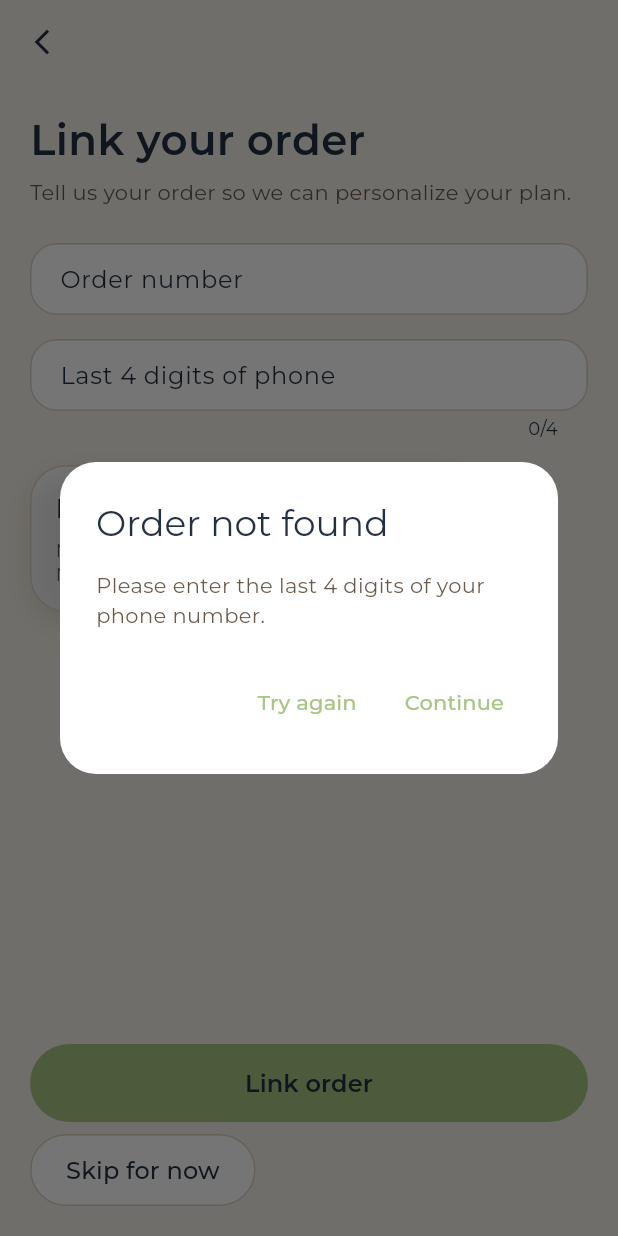
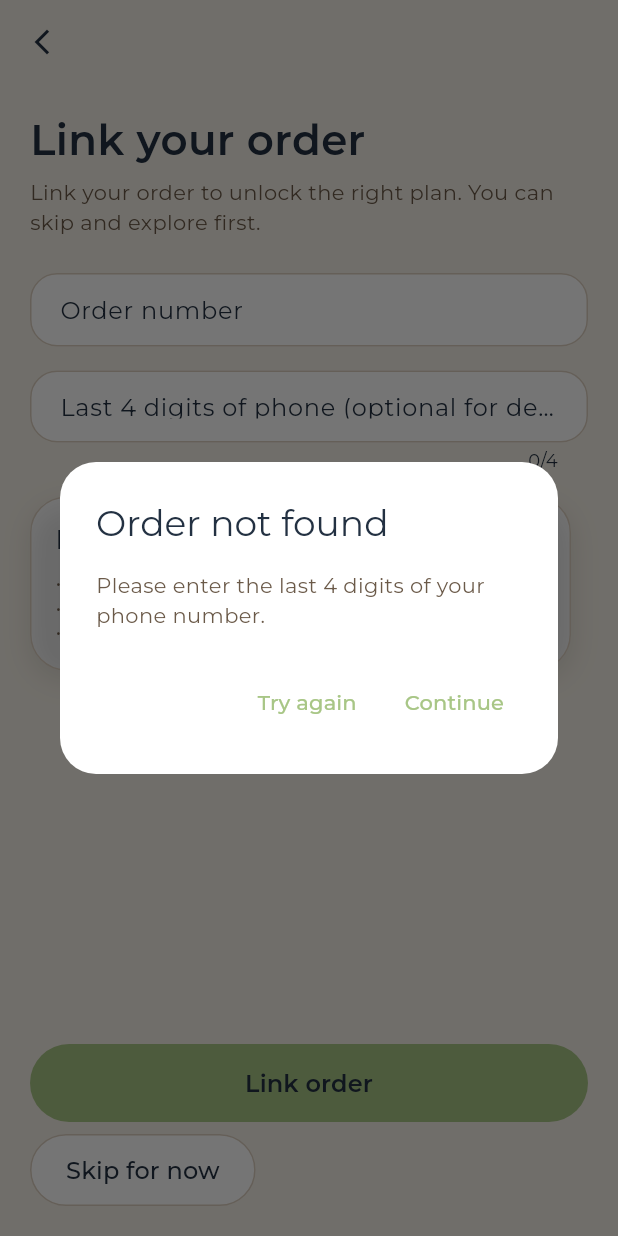
Before and after one commit to leejinping8972-svg/slimAPP, a Flutter app: the OrderLinkPage screen opened by its route, after a tap on "Link order", on a phone screen of 412 x 824 dp. Run offline on Flutter 3.47's test engine with Material 3 defaults, Android fonts, the phone set to English and light mode, and no system bars; our stand-ins replace fl_chart, flutter_riverpod, go_router; project files that could hold a hidden picture were left out.

Commit message:
Add order-link demo keywords and in-app Solar Protein purchase to 28-day plan.
Co-authored-by: Cursor <cursoragent@cursor.com>

```diff
--- a/mobile/lib/app/router.dart
+++ b/mobile/lib/app/router.dart
@@ -8,6 +8,7 @@ import '../../features/chat/chat_page.dart';
 import '../../features/collection/collection_page.dart';
 import '../../features/journey/journey_page.dart';
 import '../../features/onboarding/onboarding_page.dart';
+import '../../features/onboarding/plan_intro_page.dart';
 import '../../features/profile/profile_page.dart';
 import '../../features/profile/reminder_settings_page.dart';
 import '../../features/splash/splash_page.dart';
@@ -80,6 +81,11 @@ final routerProvider = Provider<GoRouter>((ref) {
         builder: (_, __) => const RegisterSuccessPage(),
       ),
       GoRoute(path: '/link-order', builder: (_, __) => const OrderLinkPage()),
+      GoRoute(
+        path: '/plan/intro',
+        parentNavigatorKey: _rootNavigatorKey,
+        builder: (_, __) => const PlanIntroPage(),
+      ),
       GoRoute(path: '/onboarding', builder: (_, __) => const OnboardingPage()),
       GoRoute(
         path: '/journey/report',
--- a/mobile/lib/features/auth/auth_flow_pages.dart
+++ b/mobile/lib/features/auth/auth_flow_pages.dart
@@ -242,6 +242,12 @@ class _OrderLinkPageState extends ConsumerState<OrderLinkPage> {
       _showFailureDialog(result.message);
       return;
     }
+    if (!mounted) return;
+    ScaffoldMessenger.of(context).showSnackBar(
+      SnackBar(
+        content: Text('Linked: ${result.productName}'),
+      ),
+    );
     final onboarded = ref.read(appStateProvider).profile.onboardingComplete;
     if (onboarded) {
       context.pop();
@@ -283,6 +289,16 @@ class _OrderLinkPageState extends ConsumerState<OrderLinkPage> {
     );
   }
 
+  void _skip() {
+    ref.read(appStateProvider.notifier).skipOrderLink();
+    final onboarded = ref.read(appStateProvider).profile.onboardingComplete;
+    if (onboarded) {
+      context.pop();
+    } else {
+      context.go('/onboarding');
+    }
+  }
+
   @override
   Widget build(BuildContext context) {
     return LdScaffold(
@@ -295,7 +311,7 @@ class _OrderLinkPageState extends ConsumerState<OrderLinkPage> {
             Text('Link your order', style: LuckdateTextStyles.h1),
             const SizedBox(height: LuckdateSpacing.sm),
             Text(
-              'Tell us your order so we can personalize your plan.',
+              'Link your order to unlock the right plan. You can skip and explore first.',
               style: LuckdateTextStyles.bodySmall,
             ),
             const SizedBox(height: LuckdateSpacing.xl),
@@ -303,7 +319,7 @@ class _OrderLinkPageState extends ConsumerState<OrderLinkPage> {
               controller: _orderController,
               decoration: const InputDecoration(
                 labelText: 'Order number',
-                hintText: 'ORD-2026-MEAL',
+                hintText: '代餐粉 / 其他',
               ),
             ),
             const SizedBox(height: LuckdateSpacing.base),
@@ -312,7 +328,7 @@ class _OrderLinkPageState extends ConsumerState<OrderLinkPage> {
               keyboardType: TextInputType.number,
               maxLength: 4,
               decoration: const InputDecoration(
-                labelText: 'Last 4 digits of phone',
+                labelText: 'Last 4 digits of phone (optional for demo)',
                 hintText: '1234',
               ),
             ),
@@ -321,14 +337,18 @@ class _OrderLinkPageState extends ConsumerState<OrderLinkPage> {
               child: Column(
                 crossAxisAlignment: CrossAxisAlignment.start,
                 children: [
-                  Text('Demo orders', style: LuckdateTextStyles.title),
+                  Text('Demo guide', style: LuckdateTextStyles.title),
                   const SizedBox(height: LuckdateSpacing.sm),
                   Text(
-                    'Meal replacement: ORD-2026-MEAL + 1234',
+                    '• Enter 代餐粉 → Solar Protein 28-Day Slim Journey',
                     style: LuckdateTextStyles.caption,
                   ),
                   Text(
-                    'Non-meal product: ORD-2026-VITA + 5678',
+                    '• Enter 其他 → Other product, daily reminder only',
+                    style: LuckdateTextStyles.caption,
+                  ),
+                  Text(
+                    '• Skip → No plan yet; purchase Solar Protein on Ritual',
                     style: LuckdateTextStyles.caption,
                   ),
                 ],
@@ -339,10 +359,7 @@ class _OrderLinkPageState extends ConsumerState<OrderLinkPage> {
             const SizedBox(height: LuckdateSpacing.sm),
             LdSecondaryButton(
               label: 'Skip for now',
-              onPressed: () {
-                ref.read(appStateProvider.notifier).skipOrderLink();
-                context.go('/onboarding');
-              },
+              onPressed: _skip,
             ),
           ],
         ),
--- a/mobile/lib/features/today/today_page.dart
+++ b/mobile/lib/features/today/today_page.dart
@@ -337,38 +337,27 @@ class _TodayPageState extends ConsumerState<TodayPage> {
   Widget _purchaseGuideCard(BuildContext context, WidgetRef ref) {
     return LdCard(
       accentColor: LuckdateColors.sunGold,
+      onTap: () => context.push('/collection/product/solar_protein'),
       child: Column(
         crossAxisAlignment: CrossAxisAlignment.start,
         children: [
           Text('Unlock your full health plan', style: LuckdateTextStyles.title),
           const SizedBox(height: LuckdateSpacing.sm),
           Text(
-            'Buy Solar Protein or another meal replacement to start your 28-day journey.',
+            'Get Solar Protein to start your 28-day Slim Journey — tap to view the plan.',
             style: LuckdateTextStyles.bodySmall,
           ),
           const SizedBox(height: LuckdateSpacing.lg),
           LdPrimaryButton(
-            label: 'View products',
-            onPressed: () {
-              final coupon = ref.read(appStateProvider).profile.welcomeCoupon;
-              context.push('/collection');
-              if (coupon != null && coupon.status == 'unused') {
-                ScaffoldMessenger.of(context).showSnackBar(
-                  SnackBar(
-                    content: Text(
-                      'Your \$${coupon.amount.toStringAsFixed(0)} welcome coupon will apply at checkout.',
-                    ),
-                  ),
-                );
-              }
-            },
+            label: 'View 28-Day Plan',
+            onPressed: () => context.push('/collection/product/solar_protein'),
           ),
           const SizedBox(height: LuckdateSpacing.sm),
           Row(
             children: [
               Expanded(
                 child: LdSecondaryButton(
-                  label: 'Browse first',
+                  label: 'Browse all products',
                   onPressed: () => context.push('/collection'),
                 ),
               ),
--- a/mobile/lib/shared/providers/app_providers.dart
+++ b/mobile/lib/shared/providers/app_providers.dart
@@ -137,6 +137,42 @@ class AppStateNotifier extends StateNotifier<AppState> {
       profile: state.profile.copyWith(
         orderLinkStatus: OrderLinkStatus.skipped,
         userPlanType: UserPlanType.noProduct,
+      ),
+    );
+  }
+
+  void purchaseSolarProtein() {
+    state = state.copyWith(
+      profile: state.profile.copyWith(
+        linkedProductName: 'Solar Protein™',
+        membershipPlan: 'Solar Protein 28-Day',
+      ),
+    );
+  }
+
+  void activateSlimJourney() {
+    final profile = state.profile.copyWith(
+      userPlanType: UserPlanType.mealReplacement,
+      hidePurchaseGuideCard: true,
+      linkedOrderNo: state.profile.linkedOrderNo.isEmpty
+          ? 'PURCHASE-DEMO'
+          : state.profile.linkedOrderNo,
+      orderLinkStatus: OrderLinkStatus.linked,
+      linkedProductName: 'Solar Protein™',
+      membershipPlan: 'Solar Protein 28-Day',
+      onboardingComplete: true,
+      isLoggedIn: true,
+    );
+    final journey = _repo.journeyForDay(DemoDay.day1);
+    state = state.copyWith(
+      profile: profile,
+      demoDay: DemoDay.day1,
+      journey: journey,
+      chatMessages: _repo.initialChatMessages(
+        1,
+        planType: UserPlanType.mealReplacement,
+        hasWelcomeCoupon: profile.welcomeCoupon != null,
+        linkedProductName: profile.linkedProductName,
       ),
     );
   }
--- a/mobile/lib/shared/services/mock_order_service.dart
+++ b/mobile/lib/shared/services/mock_order_service.dart
@@ -19,8 +19,29 @@ class MockOrderService {
     required String orderNo,
     required String phoneLast4,
   }) {
-    final normalizedOrder = orderNo.trim().toUpperCase();
+    final normalizedOrder = orderNo.trim();
     final phone = phoneLast4.trim();
+
+    // Demo keywords for presentations (no real order lookup).
+    if (normalizedOrder == '代餐粉' ||
+        normalizedOrder.contains('代餐') ||
+        normalizedOrder.toLowerCase() == 'meal') {
+      return const OrderLinkResult(
+        success: true,
+        productName: 'Solar Protein™ 28-Day',
+        isMealReplacement: true,
+      );
+    }
+
+    if (normalizedOrder == '其他' ||
+        normalizedOrder == '其他产品' ||
+        normalizedOrder.toLowerCase() == 'other') {
+      return const OrderLinkResult(
+        success: true,
+        productName: 'Youth Solar™',
+        isMealReplacement: false,
+      );
+    }
 
     if (phone.length != 4 || !RegExp(r'^\d{4}$').hasMatch(phone)) {
       return const OrderLinkResult(
@@ -29,7 +50,9 @@ class MockOrderService {
       );
     }
 
-    if (normalizedOrder == 'ORD-2026-MEAL' && phone == '1234') {
+    final orderUpper = normalizedOrder.toUpperCase();
+
+    if (orderUpper == 'ORD-2026-MEAL' && phone == '1234') {
       return const OrderLinkResult(
         success: true,
         productName: 'Solar Protein 28-Day',
@@ -37,7 +60,7 @@ class MockOrderService {
       );
     }
 
-    if (normalizedOrder == 'ORD-2026-VITA' && phone == '5678') {
+    if (orderUpper == 'ORD-2026-VITA' && phone == '5678') {
       return const OrderLinkResult(
         success: true,
         productName: 'Vitality Collagen Boost',
```
Also changed, not shown: mobile/lib/features/collection/collection_page.dart (+43 -2 lines), mobile/lib/features/onboarding/plan_intro_page.dart (added, +98 -0 lines).
